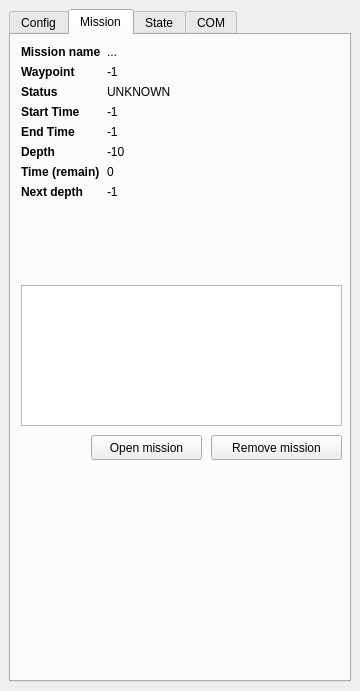
ThomasLeMezo/seabot, file tools/qgis/seabot/seabot_dockwidget_base.ui: the form before one commit.
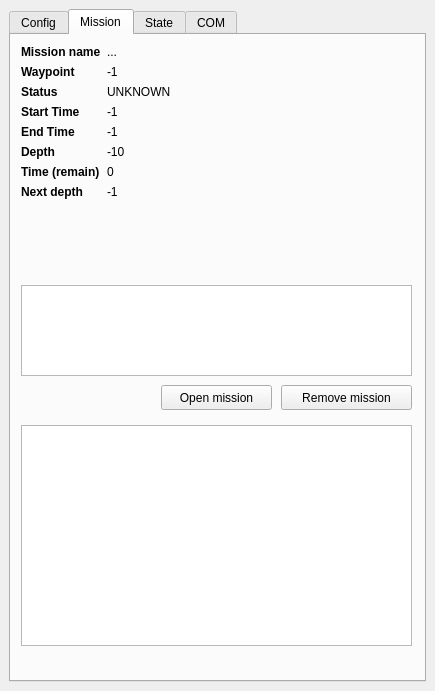
The form after the commit.

Commit message: * Add wp list in qgis

The edit to the form file:
```diff
--- a/tools/qgis/seabot/seabot_dockwidget_base.ui
+++ b/tools/qgis/seabot/seabot_dockwidget_base.ui
@@ -9,7 +9,7 @@
    <rect>
     <x>0</x>
     <y>0</y>
-    <width>360</width>
+    <width>435</width>
     <height>691</height>
    </rect>
   </property>
@@ -404,13 +404,13 @@
          <rect>
           <x>10</x>
           <y>10</y>
-          <width>321</width>
+          <width>391</width>
           <height>236</height>
          </rect>
         </property>
         <layout class="QVBoxLayout" name="verticalLayout_3">
          <property name="sizeConstraint">
-          <enum>QLayout::SetDefaultConstraint</enum>
+          <enum>QLayout::SetMaximumSize</enum>
          </property>
          <item>
           <layout class="QFormLayout" name="formLayout">
@@ -566,8 +566,8 @@
        <widget class="QPushButton" name="pushButton_open_mission">
         <property name="geometry">
          <rect>
-          <x>80</x>
-          <y>400</y>
+          <x>150</x>
+          <y>350</y>
           <width>111</width>
           <height>25</height>
          </rect>
@@ -579,8 +579,8 @@
        <widget class="QPushButton" name="pushButton_delete_mission">
         <property name="geometry">
          <rect>
-          <x>200</x>
-          <y>400</y>
+          <x>270</x>
+          <y>350</y>
           <width>131</width>
           <height>25</height>
          </rect>
@@ -594,11 +594,57 @@
          <rect>
           <x>10</x>
           <y>250</y>
-          <width>321</width>
-          <height>141</height>
+          <width>391</width>
+          <height>91</height>
          </rect>
         </property>
        </widget>
+       <widget class="QTableWidget" name="tableWidget_mission">
+        <property name="geometry">
+         <rect>
+          <x>10</x>
+          <y>390</y>
+          <width>391</width>
+          <height>221</height>
+         </rect>
+        </property>
+        <property name="sizePolicy">
+         <sizepolicy hsizetype="Maximum" vsizetype="Expanding">
+          <horstretch>1</horstretch>
+          <verstretch>1</verstretch>
+         </sizepolicy>
+        </property>
+        <property name="showGrid">
+         <bool>true</bool>
+        </property>
+        <property name="gridStyle">
+         <enum>Qt::SolidLine</enum>
+        </property>
+        <property name="rowCount">
+         <number>0</number>
+        </property>
+        <property name="columnCount">
+         <number>0</number>
+        </property>
+        <attribute name="horizontalHeaderCascadingSectionResizes">
+         <bool>true</bool>
+        </attribute>
+        <attribute name="horizontalHeaderDefaultSectionSize">
+         <number>50</number>
+        </attribute>
+        <attribute name="horizontalHeaderMinimumSectionSize">
+         <number>50</number>
+        </attribute>
+        <attribute name="horizontalHeaderShowSortIndicator" stdset="0">
+         <bool>false</bool>
+        </attribute>
+        <attribute name="horizontalHeaderStretchLastSection">
+         <bool>true</bool>
+        </attribute>
+        <attribute name="verticalHeaderCascadingSectionResizes">
+         <bool>false</bool>
+        </attribute>
+       </widget>
        <zorder>verticalLayoutWidget_2</zorder>
        <zorder>pushButton_delete_mission</zorder>
        <zorder>pushButton_open_mission</zorder>
```
Left out of the diff: 5 changed lines with no effect on the pictures. The commit also changes 2 other files.
